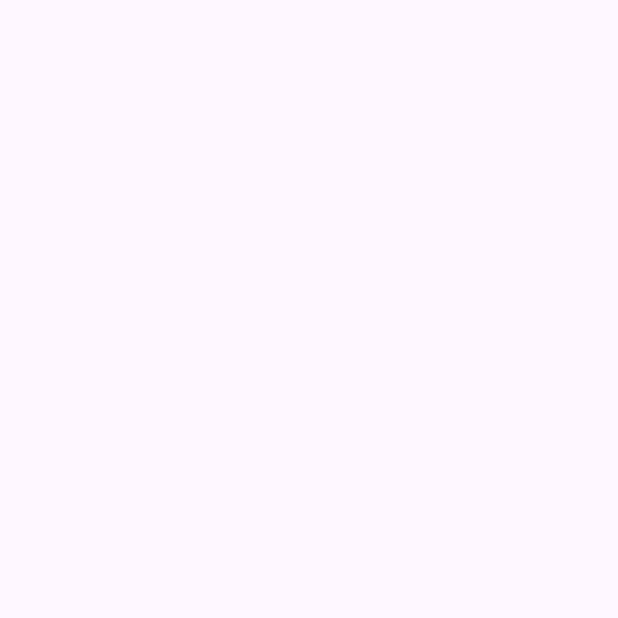
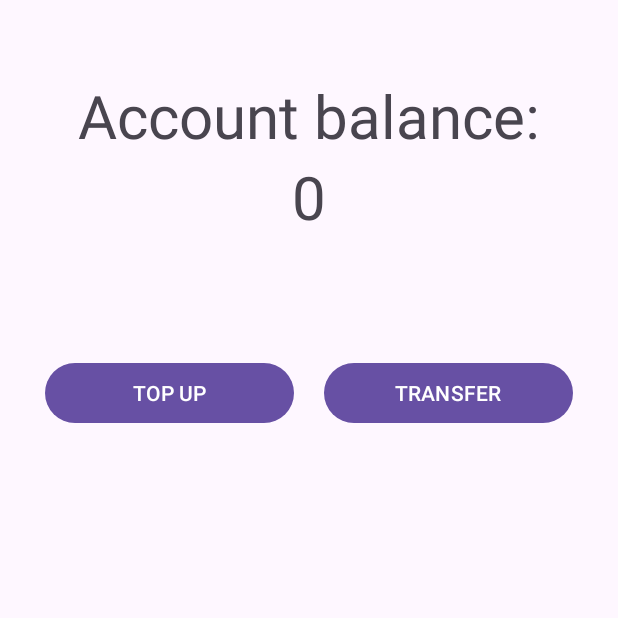
Before and after one commit to albharath99/BankApp, an Android app: the UserAccountPage screen opened directly, with no data from a screen before it, on a phone screen of 412 x 824 dp, the top half of it. Before the commit the part shown is empty. Run offline under Robolectric (Android 15) with nearby library versions, the phone set to English and light mode, and no system bars; 1 statement that could not run was skipped.

Commit message:
Added: 1) User activity UI 2) Top up method in SQLite

```diff
--- a/app/src/main/java/com/example/bankapp/LocalDataBaseHelper.kt
+++ b/app/src/main/java/com/example/bankapp/LocalDataBaseHelper.kt
@@ -1,5 +1,6 @@
 package com.example.bankapp
 
+import android.annotation.SuppressLint
 import android.content.ContentValues
 import android.content.Context
 import android.database.sqlite.SQLiteDatabase
@@ -10,13 +11,13 @@ import kotlin.random.Random
 class LocalDataBaseHelper(context: Context) {
     private var db: SQLiteDatabase
     private var mContext: Context
-    private final val TAG = javaClass.simpleName
+    private val TAG = javaClass.simpleName
     private var CREATE_TABLE = "CREATE TABLE IF NOT EXISTS USER_TABLE" +
             "( ID INTEGER PRIMARY KEY AUTOINCREMENT," +
             " NAME VARCHAR," +
             " MOBILE_NUMBER INTEGER," +
             " AGE INTEGER, " +
-            "BALANCE INTEGER DEFAULT 0, " +
+            "BALANCE INTEGER DEFAULT 15, " +
             "CARD_NUMBER VARCHAR )"
 
     init {
@@ -68,4 +69,40 @@ class LocalDataBaseHelper(context: Context) {
         }
 
     }
+
+    @SuppressLint("Range")
+    fun getBalance(cardNumber: Int): Int{
+        var alreadyOpen = false
+        if(!db.isOpen) {
+            db = mContext.openOrCreateDatabase("myDb", Context.MODE_PRIVATE, null)
+        } else {
+            alreadyOpen = true
+        }
+        val GET_MONEY = "Select * from USER_Table where card_number = $cardNumber"
+        val cursor = db.rawQuery(GET_MONEY, null)
+        cursor.moveToFirst()
+        val balance = cursor.getInt(cursor.getColumnIndex("BALANCE"))
+        if(!alreadyOpen) {
+            db.close()
+        }
+        return balance
+    }
+
+    fun topUpMoney(cardNumber: Int, amount: Int): Boolean {
+        var done = false
+        db = mContext.openOrCreateDatabase("myDb", Context.MODE_PRIVATE, null)
+        if(db.isOpen) {
+            var balance = amount + getBalance(cardNumber)
+            val values = ContentValues()
+            values.put("balance", balance)
+            //db.update("User_table",values,"card_number = ?", arrayOf(cardNumber.toString()))
+            //val cursor = db.rawQuery("update User_table set balance = $balance where card_number = $cardNumber", null)
+            db.execSQL("update User_table set balance = $balance where card_number = $cardNumber")
+            //cursor.close()
+
+            db.close()
+        }
+
+        return done
+    }
 }
--- a/app/src/main/java/com/example/bankapp/LoginPage.kt
+++ b/app/src/main/java/com/example/bankapp/LoginPage.kt
@@ -1,5 +1,6 @@
 package com.example.bankapp
 
+import android.content.Intent
 import androidx.appcompat.app.AppCompatActivity
 import android.os.Bundle
 import android.widget.Button
@@ -24,6 +25,9 @@ class LoginPage : AppCompatActivity() {
             val cardNumber = cardNumberEt.text.toString().toInt()
             if(db.loginUser(cardNumber)) {
                 Toast.makeText(applicationContext,"Card number exists", Toast.LENGTH_LONG).show()
+                val intent = Intent(this, UserAccountPage::class.java)
+                intent.putExtra("cardNumber", cardNumber)
+                startActivity(intent)
             } else {
                 Toast.makeText(applicationContext,"Card number does not exist", Toast.LENGTH_LONG).show()
             }
--- a/app/src/main/java/com/example/bankapp/UserAccountPage.kt
+++ b/app/src/main/java/com/example/bankapp/UserAccountPage.kt
@@ -2,10 +2,57 @@ package com.example.bankapp
 
 import androidx.appcompat.app.AppCompatActivity
 import android.os.Bundle
+import android.util.Log
+import android.widget.Button
+import android.widget.EditText
+import android.widget.TextView
+import android.widget.Toast
 
 class UserAccountPage : AppCompatActivity() {
+    private lateinit var balanceTv: TextView
+    private lateinit var topUpBt: Button
+    private lateinit var transferBt: Button
+    private lateinit var enterCardNumEt: EditText
+    private lateinit var amountEt: EditText
+    private lateinit var clickTv: TextView
+
+
+    private lateinit var db: LocalDataBaseHelper
+    private final val TAG = javaClass.simpleName
     override fun onCreate(savedInstanceState: Bundle?) {
         super.onCreate(savedInstanceState)
         setContentView(R.layout.activity_user_account_page)
+
+        db = LocalDataBaseHelper(applicationContext)
+        balanceTv = findViewById(R.id.balanceTv)
+        topUpBt = findViewById(R.id.topUpBt)
+        transferBt = findViewById(R.id.transferBt)
+        enterCardNumEt = findViewById(R.id.enterCardNo)
+        amountEt = findViewById(R.id.amount)
+        clickTv = findViewById(R.id.click)
+
+        val cardNumber = intent.getIntExtra("cardNumber", 0)
+        Log.d(TAG,"Card number: $cardNumber")
+
+        val balance = db.getBalance(cardNumber)
+        balanceTv.text = balance.toString()
+        balanceTv.visibility = TextView.VISIBLE
+        Log.d(TAG,"Balance: $balance")
+
+        topUpBt.setOnClickListener {
+            if(clickTv.visibility == TextView.INVISIBLE) {
+                amountEt.text.clear()
+                amountEt.visibility = EditText.VISIBLE
+                clickTv.text = "Press Topup again after entering amount"
+                clickTv.visibility = TextView.VISIBLE
+            } else {
+                val amount = amountEt.text.toString().toInt()
+                val done = db.topUpMoney(cardNumber,amount)
+                Toast.makeText(applicationContext,"Top up succesful", Toast.LENGTH_SHORT).show()
+                amountEt.visibility = EditText.INVISIBLE
+                clickTv.visibility = TextView.INVISIBLE
+                balanceTv.text = db.getBalance(cardNumber).toString()
+            }
+        }
     }
 }
--- a/app/src/main/res/layout/activity_user_account_page.xml
+++ b/app/src/main/res/layout/activity_user_account_page.xml
@@ -1,9 +1,87 @@
 <?xml version="1.0" encoding="utf-8"?>
-<androidx.constraintlayout.widget.ConstraintLayout xmlns:android="http://schemas.android.com/apk/res/android"
+<LinearLayout xmlns:android="http://schemas.android.com/apk/res/android"
     xmlns:app="http://schemas.android.com/apk/res-auto"
     xmlns:tools="http://schemas.android.com/tools"
     android:layout_width="match_parent"
     android:layout_height="match_parent"
+    android:orientation="vertical"
     tools:context=".UserAccountPage">
 
-</androidx.constraintlayout.widget.ConstraintLayout>
+    <TextView
+        android:layout_width="match_parent"
+        android:layout_height="wrap_content"
+        android:layout_gravity="center"
+        android:layout_marginTop="50dp"
+        android:gravity="center"
+        android:text="Account balance:"
+        android:textSize="40sp" />
+
+    <TextView
+        android:id="@+id/balanceTv"
+        android:layout_width="match_parent"
+        android:layout_height="wrap_content"
+        android:layout_marginBottom="50dp"
+        android:gravity="center"
+        android:text="0"
+        android:textSize="40sp"
+        android:visibility="invisible"/>
+
+    <LinearLayout
+        android:layout_width="match_parent"
+        android:layout_height="wrap_content"
+        android:layout_margin="20dp">
+
+        <Button
+            android:id="@+id/topUpBt"
+            android:layout_width="0dp"
+            android:layout_height="wrap_content"
+            android:layout_weight="1"
+            android:text="TOP UP"
+            android:layout_margin="10dp"
+            />
+
+        <Button
+            android:id="@+id/transferBt"
+            android:layout_width="0dp"
+            android:layout_height="wrap_content"
+            android:layout_weight="1"
+            android:text="TRANSFER"
+            android:layout_margin="10dp" />
+
+
+
+    </LinearLayout>
+
+    <LinearLayout
+        android:layout_width="match_parent"
+        android:layout_height="wrap_content"
+        android:orientation="vertical"
+        android:layout_margin="20dp"
+        >
+        <EditText
+            android:id="@+id/enterCardNo"
+            android:layout_width="wrap_content"
+            android:layout_height="wrap_content"
+            android:hint="Enter card no."
+            android:visibility="invisible"
+            android:layout_margin="10dp"/>
+        <EditText
+            android:id="@+id/amount"
+            android:layout_width="wrap_content"
+            android:layout_height="wrap_content"
+            android:hint="Amount"
+            android:visibility="invisible"
+            android:layout_margin="10dp"
+            />
+        <TextView
+            android:id="@+id/click"
+            android:layout_width="wrap_content"
+            android:layout_height="wrap_content"
+            android:text="."
+            android:visibility="invisible"
+            android:layout_margin="10dp"
+            />
+    </LinearLayout>
+
+
+</LinearLayout>
```
